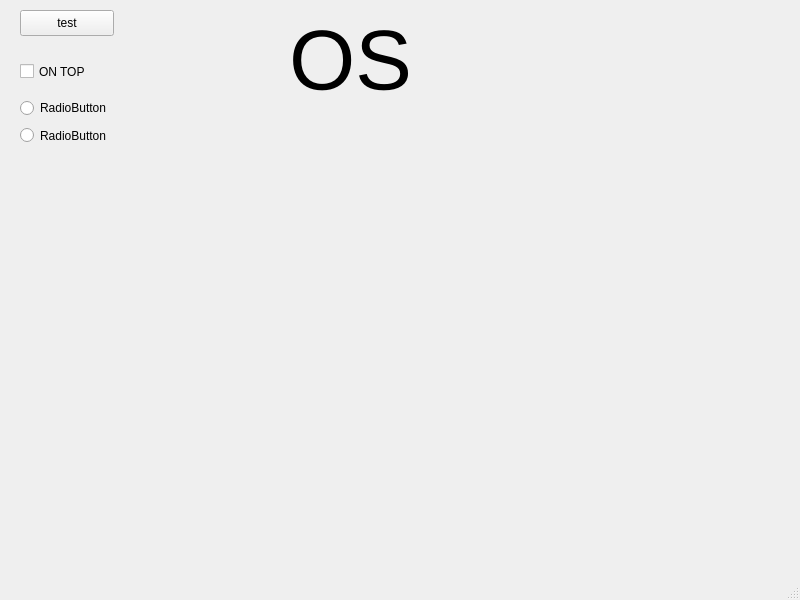
wlffeng2008/JustATest, file mainwindow.ui: the form before one commit.
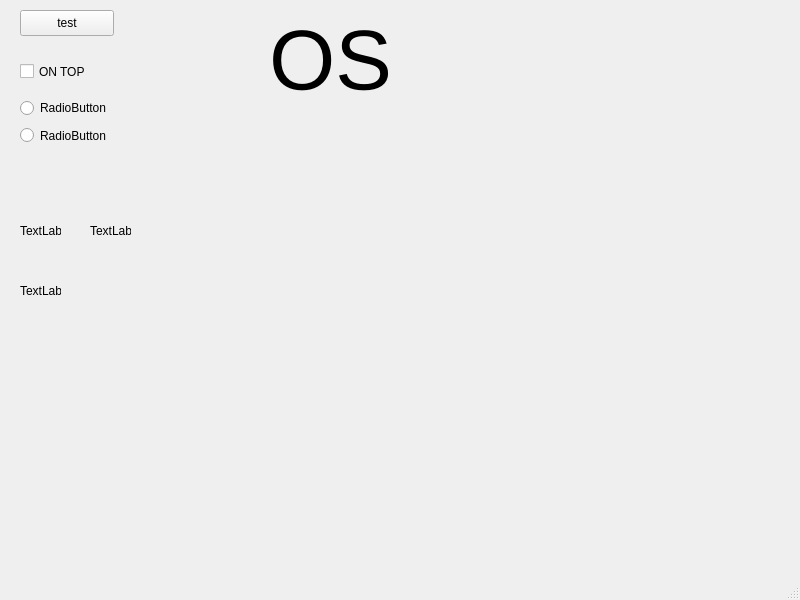
The form after the commit. Custom widgets are drawn as their Qt base class.

Diff of the .ui file:
```diff
--- a/mainwindow.ui
+++ b/mainwindow.ui
@@ -71,7 +71,7 @@
      <rect>
       <x>180</x>
       <y>10</y>
-      <width>341</width>
+      <width>301</width>
       <height>101</height>
      </rect>
     </property>
@@ -87,6 +87,45 @@
      <set>Qt::AlignmentFlag::AlignCenter</set>
     </property>
    </widget>
+   <widget class="RingLoop" name="label">
+    <property name="geometry">
+     <rect>
+      <x>20</x>
+      <y>210</y>
+      <width>41</width>
+      <height>41</height>
+     </rect>
+    </property>
+    <property name="text">
+     <string>TextLabel</string>
+    </property>
+   </widget>
+   <widget class="RingLoop" name="label_2">
+    <property name="geometry">
+     <rect>
+      <x>90</x>
+      <y>210</y>
+      <width>41</width>
+      <height>41</height>
+     </rect>
+    </property>
+    <property name="text">
+     <string>TextLabel</string>
+    </property>
+   </widget>
+   <widget class="RingLoop" name="label_3">
+    <property name="geometry">
+     <rect>
+      <x>20</x>
+      <y>270</y>
+      <width>41</width>
+      <height>41</height>
+     </rect>
+    </property>
+    <property name="text">
+     <string>TextLabel</string>
+    </property>
+   </widget>
   </widget>
   <widget class="QMenuBar" name="menubar">
    <property name="geometry">
@@ -106,6 +145,11 @@
    <extends>QRadioButton</extends>
    <header>custumradiobutton.h</header>
   </customwidget>
+  <customwidget>
+   <class>RingLoop</class>
+   <extends>QLabel</extends>
+   <header>ringloop.h</header>
+  </customwidget>
  </customwidgets>
  <resources/>
  <connections/>
```
